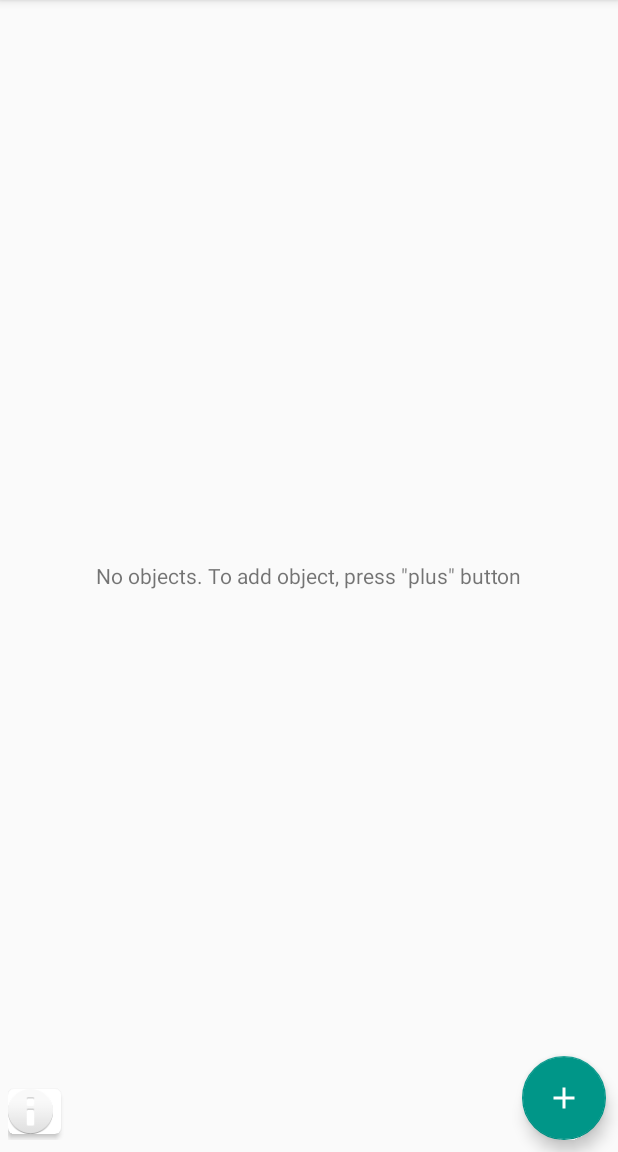
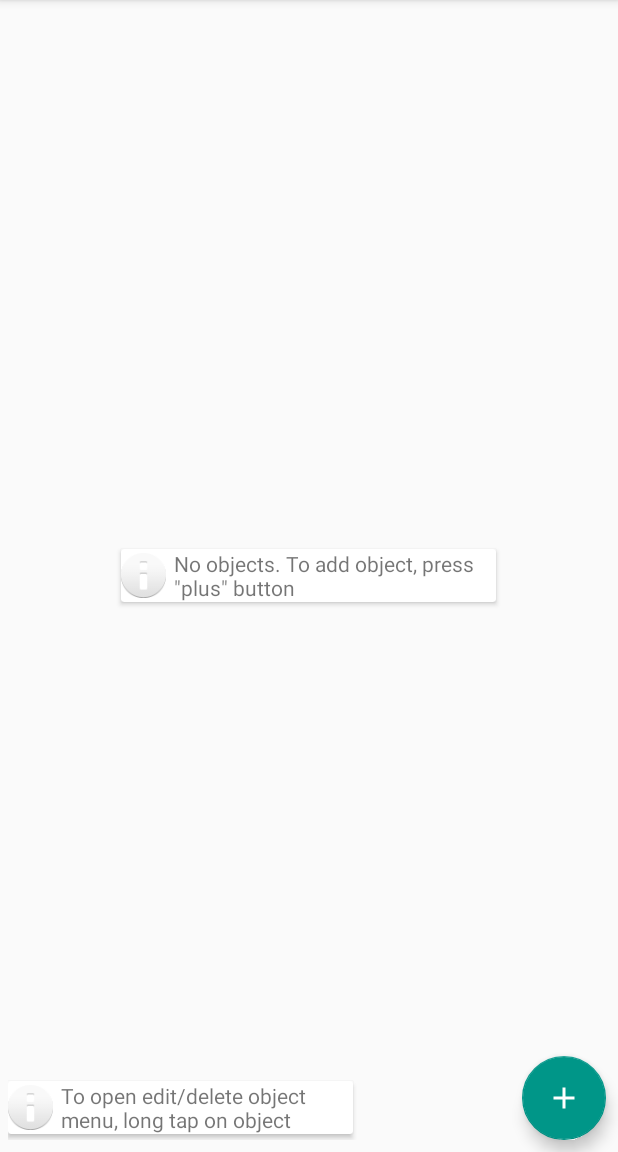
Before and after one commit to mavpokit/RSeriesAlarm, an Android app: the screen it shows after launch (ObjectsActivity), on a phone screen of 412 x 824 dp, the part 84-1236 px from its top. Run offline under Robolectric (Android 15) with nearby library versions, the phone set to English and light mode, and no system bars; our stand-ins replace ButterKnife; 2 statements that could not run were skipped.

Commit message:
infotextview_cardview

```diff
--- a/app/src/main/java/com/mavpokit/rseriesalarm/util/InfoView.java
+++ b/app/src/main/java/com/mavpokit/rseriesalarm/util/InfoView.java
@@ -2,6 +2,7 @@ package com.mavpokit.rseriesalarm.util;
 
 import android.content.Context;
 import android.content.res.TypedArray;
+import android.support.v7.widget.CardView;
 import android.util.AttributeSet;
 import android.view.LayoutInflater;
 import android.widget.RelativeLayout;
@@ -13,7 +14,7 @@ import com.mavpokit.rseriesalarm.R;
  * Created by Alex on 27.01.2017.
  */
 
-public class InfoView extends RelativeLayout {
+public class InfoView extends CardView {
 
     private TextView infoTextView;
     private String message;
--- a/app/src/main/res/layout/content_object_list.xml
+++ b/app/src/main/res/layout/content_object_list.xml
@@ -18,63 +18,36 @@
         android:id="@+id/recycler_view_list_object"
         android:layout_width="match_parent"
         android:layout_height="match_parent"
+        android:layout_marginBottom="60dp"
         android:layout_marginLeft="10dp"
         android:layout_marginRight="10dp"
-        android:layout_marginBottom="60dp"
         android:scrollbars="vertical" />
 
-    <TextView
-        android:id="@+id/no_objects_textview"
-        android:layout_width="wrap_content"
+
+    <com.mavpokit.rseriesalarm.util.InfoView
+        android:id="@+id/no_objects_infoview"
+        infoview:message="@string/no_objects_text"
+        android:layout_width="250dp"
         android:layout_height="wrap_content"
         android:layout_centerInParent="true"
-        android:text="@string/no_objects_text" />
+        />
 
-    <android.support.v7.widget.CardView
-        app:cardCornerRadius="4dp"
+    <com.mavpokit.rseriesalarm.util.InfoView
+        android:id="@+id/edit_delete_infoview"
+        infoview:message="@string/edit_delete_text"
+        android:layout_width="230dp"
+        android:layout_height="wrap_content"
         android:layout_alignParentBottom="true"
-        app:cardElevation="2dp"
         android:layout_marginBottom="4dp"
-        android:layout_width="wrap_content"
-        android:layout_height="wrap_content">
-
-        <com.mavpokit.rseriesalarm.util.InfoView
-            android:layout_width="wrap_content"
-            android:layout_height="wrap_content">
-
-        </com.mavpokit.rseriesalarm.util.InfoView>
-
-    </android.support.v7.widget.CardView>
+        />
 
 </RelativeLayout>
 
-<!--<android.support.v7.widget.CardView-->
-<!--app:cardCornerRadius="4dp"-->
-<!--android:layout_alignParentBottom="true"-->
-<!--app:cardElevation="2dp"-->
-<!--android:layout_marginBottom="4dp"-->
-<!--android:layout_width="230dp"-->
-<!--android:layout_height="wrap_content">-->
+    <!--<android.support.v7.widget.CardView--><!--app:cardCornerRadius="4dp"--><!--android:layout_alignParentBottom="true"--><!--app:cardElevation="2dp"--><!--android:layout_marginBottom="4dp"--><!--android:layout_width="230dp"--><!--android:layout_height="wrap_content">-->
 
-<!--<RelativeLayout-->
-    <!--android:layout_width="wrap_content"-->
-    <!--android:layout_height="wrap_content">-->
-    <!--<ImageView-->
-        <!--android:id="@+id/info_imageview"-->
-        <!--android:layout_centerVertical="true"-->
-        <!--android:layout_width="30dp"-->
-        <!--android:layout_height="30dp"-->
-        <!--android:src="@android:drawable/ic_dialog_info"/>-->
-    <!--<TextView-->
-        <!--android:id="@+id/edit_delete_textview"-->
-        <!--android:layout_centerVertical="true"-->
-        <!--android:layout_width="wrap_content"-->
-        <!--android:layout_height="wrap_content"-->
-        <!--android:layout_marginLeft="5dp"-->
-        <!--android:layout_toRightOf="@id/info_imageview"-->
-        <!--android:text="@string/edit_delete_text" />-->
+    <!--<RelativeLayout--><!--android:layout_width="wrap_content"--><!--android:layout_height="wrap_content">--><!--<ImageView--><!--android:id="@+id/info_imageview"--><!--android:layout_centerVertical="true"--><!--android:layout_width="30dp"--><!--android:layout_height="30dp"--><!--android:src="@android:drawable/ic_dialog_info"/>--><!--<TextView--><!--android:id="@+id/edit_delete_textview"--><!--android:layout_centerVertical="true"--><!--android:layout_width="wrap_content"--><!--android:layout_height="wrap_content"--><!--android:layout_marginLeft="5dp"--><!--android:layout_toRightOf="@id/info_imageview"--><!--android:text="@string/edit_delete_text" />-->
 
-<!--</RelativeLayout>-->
+    <!--</RelativeLayout>-->
 
 
-<!--</android.support.v7.widget.CardView>-->
+    <!--</android.support.v7.widget.CardView>-->
--- a/app/src/main/res/layout/infotextview.xml
+++ b/app/src/main/res/layout/infotextview.xml
@@ -1,19 +1,30 @@
 <?xml version="1.0" encoding="utf-8"?>
-<merge xmlns:android="http://schemas.android.com/apk/res/android">
+<merge xmlns:android="http://schemas.android.com/apk/res/android"
+    xmlns:app="http://schemas.android.com/apk/res-auto"
+    app:cardCornerRadius="4dp"
+    app:cardElevation="2dp"
+    android:padding="2dp">
+
+    <RelativeLayout
+        android:layout_width="wrap_content"
+        android:layout_height="wrap_content">
 
         <ImageView
             android:id="@+id/info_imageview"
-                android:layout_centerVertical="true"
             android:layout_width="30dp"
             android:layout_height="30dp"
-                android:src="@android:drawable/ic_dialog_info"/>
+            android:layout_centerVertical="true"
+            android:src="@android:drawable/ic_dialog_info" />
+
         <TextView
             android:id="@+id/info_textview"
-                android:layout_centerVertical="true"
             android:layout_width="wrap_content"
             android:layout_height="wrap_content"
+            android:layout_centerVertical="true"
             android:layout_marginLeft="5dp"
             android:layout_toRightOf="@id/info_imageview"
             android:text="@string/edit_delete_text" />
 
+    </RelativeLayout>
+
 </merge>
```
Also changed, not shown: app/src/main/java/com/mavpokit/rseriesalarm/data/source/Repository.java (+4 -4 lines), app/src/main/java/com/mavpokit/rseriesalarm/objectlist/ObjectsActivity.java (+7 -9 lines), app/src/main/res/drawable/ic_done.xml (added, +9 -0 lines). Lines whose indentation alone changed are shown as unchanged.
